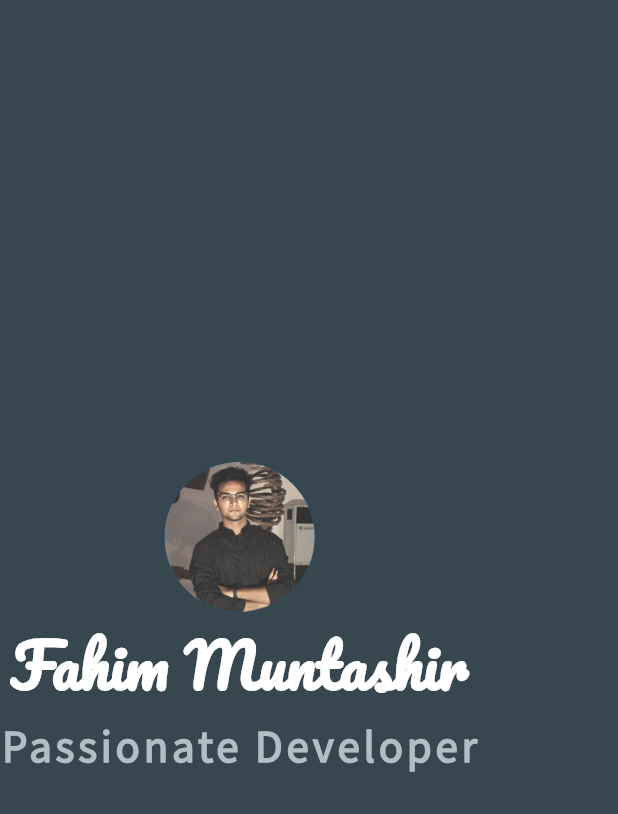
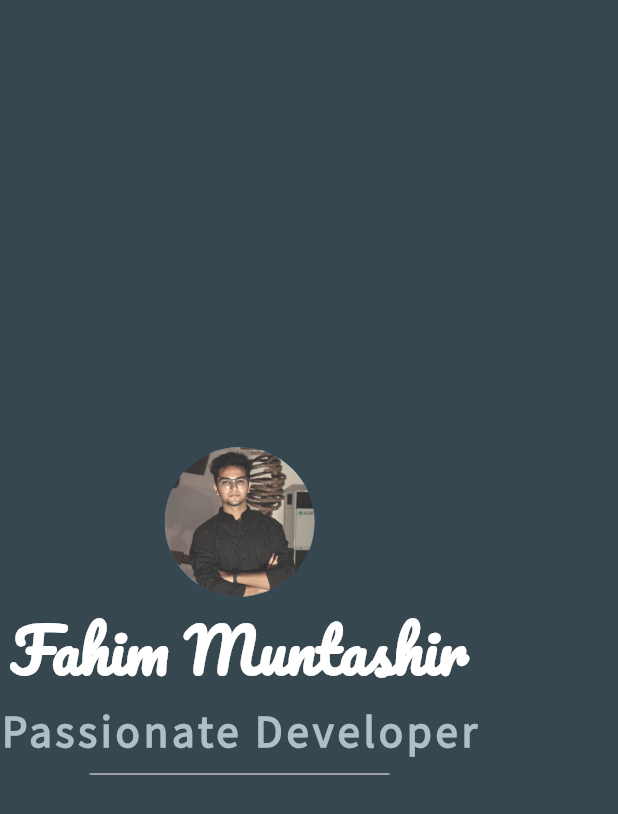
Before and after one commit to FahimMuntashir/Flutter-ProfilePageUI, a Flutter app: the screen it shows after launch, on a phone screen of 412 x 824 dp. Shown: the top 814 px of the screen. Run offline on Flutter 3.47's test engine with Material 2 defaults, Android fonts, the phone set to English and light mode, and no system bars.

Commit message:
adding a divider

```diff
--- a/lib/main.dart
+++ b/lib/main.dart
@@ -43,6 +43,13 @@ class Home extends StatelessWidget {
 
               ),
             ),
+            SizedBox(
+              height: 20,
+              width: 200,
+              child: Divider(
+                color: Colors.white,
+              ),
+            ),
           ],
         ),
       ),
```
